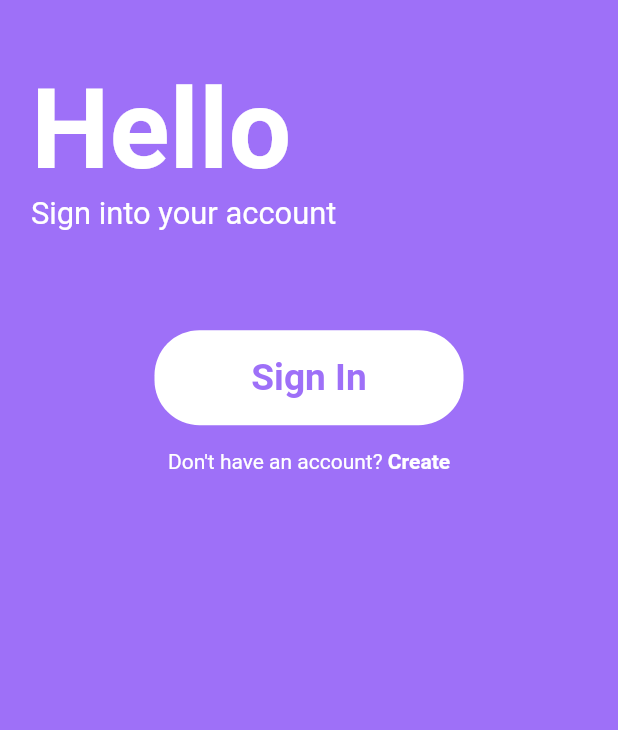
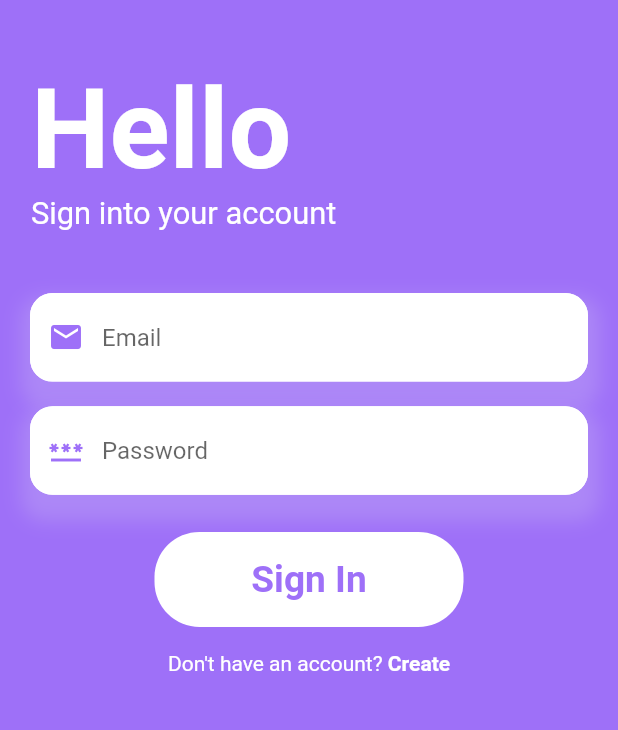
Before and after one commit to mostafijur566/blog_app_flutter, a Flutter app: the SignInPage screen opened directly, on a phone screen of 412 x 824 dp, the part 306-1036 px from its top. Run offline on Flutter 3.47's test engine with Material 2 defaults, Android fonts, the phone set to English and light mode, and no system bars; our stand-ins replace get, persistent_bottom_nav_bar, shared_preferences; accounts and stored records are empty.

```diff
--- /dev/null
+++ b/lib/data/repository/auth_repo.dart
@@ -0,0 +1,37 @@
+import 'package:blog_app_flutter/data/api/api_client.dart';
+import 'package:blog_app_flutter/models/signin_body.dart';
+import 'package:blog_app_flutter/models/signup_body.dart';
+import 'package:blog_app_flutter/utils/app_constants.dart';
+import 'package:get/get.dart';
+import 'package:shared_preferences/shared_preferences.dart';
+
+class AuthRepo{
+  final ApiClient apiClient;
+  final SharedPreferences sharedPreferences;
+
+  AuthRepo({required this.apiClient, required this.sharedPreferences});
+
+  Future<Response> registration(SignUpBody signUpBody) async{
+    return await apiClient.post(AppConstants.REGISTER_ENDPOINT, signUpBody.toJson());
+  }
+
+  Future<Response> login(SignInBody signInBody) async{
+    return await apiClient.post(AppConstants.LOGIN_ENDPOINT, signInBody.toJson());
+  }
+
+  Future<bool> saveUserToken(String token) async{
+    apiClient.token = token;
+    apiClient.updateHeader(token);
+    return await sharedPreferences.setString(AppConstants.TOKEN, token);
+  }
+
+  Future<void> saveEmailAndPassowrd(String email, String password) async{
+    try{
+      await sharedPreferences.setString(AppConstants.EMAIL, email);
+      await sharedPreferences.setString(AppConstants.PASSWORD, password);
+    }
+    catch(e){
+      throw e;
+    }
+  }
+}
--- a/lib/main.dart
+++ b/lib/main.dart
@@ -10,9 +10,11 @@ import 'package:blog_app_flutter/pages/post/user_post_page.dart';
 import 'package:blog_app_flutter/pages/splash_screen/splash_page.dart';
 import 'package:flutter/material.dart';
 import 'package:get/get.dart';
+import 'helper/dependencies.dart' as dep;
 
-void main() async{
+Future<void> main() async{
   WidgetsFlutterBinding.ensureInitialized();
+  await dep.init();
   runApp(const MyApp());
 }
 
@@ -37,7 +39,7 @@ class MyApp extends StatelessWidget {
         // is not restarted.
         primarySwatch: Colors.blue,
       ),
-      home: SignUpPage(),
+      home: SignInPage(),
     );
   }
 }
--- /dev/null
+++ b/lib/models/response_model.dart
@@ -0,0 +1,9 @@
+class ResponseModel{
+  bool _isSuccess;
+  String _message;
+
+  ResponseModel(this._isSuccess, this._message);
+
+  String get message => _message;
+  bool get isSuccess => _isSuccess;
+}
--- /dev/null
+++ b/lib/models/signin_body.dart
@@ -0,0 +1,17 @@
+
+class SignInBody{
+  String username;
+  String password;
+
+  SignInBody({
+    required this.username,
+    required this.password
+  });
+
+  Map<String, dynamic> toJson(){
+    final Map<String, dynamic> data = new Map<String, dynamic>();
+    data["username"] = this.username;
+    data["password"] = this.password;
+    return data;
+  }
+}
--- /dev/null
+++ b/lib/models/signup_body.dart
@@ -0,0 +1,24 @@
+import 'package:blog_app_flutter/pages/auth/sign_up_page.dart';
+
+class SignUpBody{
+  String name;
+  String email;
+  String username;
+  String password;
+
+  SignUpBody({
+   required this.name,
+   required this.email,
+   required this.username,
+   required this.password
+});
+
+  Map<String, dynamic> toJson(){
+    final Map<String, dynamic> data = new Map<String, dynamic>();
+    data["name"] = this.name;
+    data["email"] = this.email;
+    data["username"] = this.username;
+    data["password"] = this.password;
+    return data;
+  }
+}
--- a/lib/pages/auth/sign_in_page.dart
+++ b/lib/pages/auth/sign_in_page.dart
@@ -1,11 +1,62 @@
+import 'package:blog_app_flutter/models/signin_body.dart';
 import 'package:blog_app_flutter/utils/colors.dart';
 import 'package:blog_app_flutter/widgets/app_text_field.dart';
 import 'package:flutter/gestures.dart';
 import 'package:flutter/material.dart';
 
+import '../../controllers/auth_controller.dart';
+import 'package:get/get.dart';
+
 class SignInPage extends StatelessWidget {
-  const SignInPage({Key? key}) : super(key: key);
+  SignInPage({Key? key}) : super(key: key);
 
+  TextEditingController emailController = TextEditingController();
+  TextEditingController passwordController = TextEditingController();
+
+  void _login(AuthController authController) {
+
+    String email = emailController.text.toLowerCase().trim();
+    String password = passwordController.text;
+
+    if (email.isEmpty) {
+      Get.snackbar(
+        'Oops!',
+        'Email field cannot be empty!',
+        colorText: Colors.white,
+        backgroundColor: Colors.redAccent,
+      );
+    }
+
+    else if (password.isEmpty) {
+      Get.snackbar(
+        'Oops!',
+        'Password field cannot be empty!',
+        colorText: Colors.white,
+        backgroundColor: Colors.redAccent,
+      );
+    }
+
+    else if (password.length <= 6) {
+      Get.snackbar(
+        'Oops!',
+        'Password length should be at least 6 character!',
+        colorText: Colors.white,
+        backgroundColor: Colors.redAccent,
+      );
+    }
+
+    else{
+      SignInBody signInBody = SignInBody(username: email, password: password);
+      authController.login(signInBody).then((status){
+        if(status.isSuccess){
+          print("Success registration");
+        }
+        else{
+          print(status.message);
+        }
+      });
+    }
+  }
 
   @override
   Widget build(BuildContext context) {
@@ -16,6 +67,9 @@ class SignInPage extends StatelessWidget {
     return Scaffold(
       backgroundColor: AppColors.mainColor,
       body: SafeArea(
+        child:  GetBuilder<AuthController>(builder: (_authController){
+          return SingleChildScrollView(
+            physics: BouncingScrollPhysics(),
             child: Column(
               children: [
 
@@ -68,15 +122,28 @@ class SignInPage extends StatelessWidget {
                   ),
                 ),
 
-            // AppTextField(hintText: 'Email', icon: Icons.email),
-            // SizedBox(
-            //   height: screenHeight * 0.02,
-            // ),
-            // AppTextField(hideText: true, hintText: 'Password', icon: Icons.password_sharp),
+                AppTextField(
+                  hintText: 'Email',
+                  icon: Icons.email,
+                  controller: emailController,
+                ),
+                SizedBox(
+                  height: screenHeight * 0.02,
+                ),
+                AppTextField(
+                    hideText: true,
+                    hintText: 'Password',
+                    icon: Icons.password_sharp,
+                    controller: passwordController
+                ),
                 SizedBox(
                   height: screenHeight * 0.03,
                 ),
-            Container(
+                GestureDetector(
+                  onTap: (){
+                    _login(_authController);
+                  },
+                  child: Container(
                     width: screenWidth / 2,
                     height: screenHeight / 13,
                     decoration: BoxDecoration(
@@ -90,6 +157,7 @@ class SignInPage extends StatelessWidget {
                             color: AppColors.mainColor,
                             fontSize: screenHeight * 0.03,
                             fontWeight: FontWeight.bold
+                        ),
                       ),
                     ),
                   ),
@@ -117,6 +185,8 @@ class SignInPage extends StatelessWidget {
                 ),
               ],
             ),
+          );
+        })
       ),
     );
   }
--- a/lib/utils/app_constants.dart
+++ b/lib/utils/app_constants.dart
@@ -1,3 +1,13 @@
 class AppConstants{
+  static const String TOKEN = "AuthToken";
 
+  static const String BASE_URL = "https://blog-app-sys.herokuapp.com/";
+
+  static const String REGISTER_ENDPOINT = 'register/';
+
+  static const String LOGIN_ENDPOINT = 'login/';
+
+  static const String EMAIL = '';
+
+  static const String PASSWORD = '';
 }
--- a/lib/widgets/app_text_field.dart
+++ b/lib/widgets/app_text_field.dart
@@ -1,4 +1,5 @@
 import 'package:blog_app_flutter/utils/colors.dart';
+import 'package:flutter/cupertino.dart';
 import 'package:flutter/material.dart';
 
 class AppTextField extends StatelessWidget {
@@ -28,7 +29,7 @@ class AppTextField extends StatelessWidget {
             color: Color(0xFFE5E3F1).withOpacity(0.2),
           ),
         ],
-        borderRadius: BorderRadius.circular(30)
+        borderRadius: BorderRadius.circular(15)
       ),
       child: TextField(
         obscureText: hideText,
@@ -40,21 +41,21 @@ class AppTextField extends StatelessWidget {
             color: AppColors.mainColor,
           ),
           focusedBorder: OutlineInputBorder(
-            borderRadius: BorderRadius.circular(30),
+            borderRadius: BorderRadius.circular(15),
             borderSide: BorderSide(
                 width: 1.0,
                 color: Colors.white
             ),
           ),
           enabledBorder: OutlineInputBorder(
-            borderRadius: BorderRadius.circular(30),
+            borderRadius: BorderRadius.circular(15),
             borderSide: BorderSide(
               width: 1.0,
               color: Colors.white
             ),
           ),
           border: OutlineInputBorder(
-            borderRadius: BorderRadius.circular(30)
+            borderRadius: BorderRadius.circular(15)
           )
         ),
       ),
```
Also changed, not shown: lib/controllers/auth_controller.dart (added, +60 -0 lines), lib/data/api/api_client.dart (added, +34 -0 lines), lib/helper/dependencies.dart (added, +19 -0 lines), lib/pages/auth/sign_up_page.dart (+19 -5 lines). Lines whose indentation alone changed are shown as unchanged.
